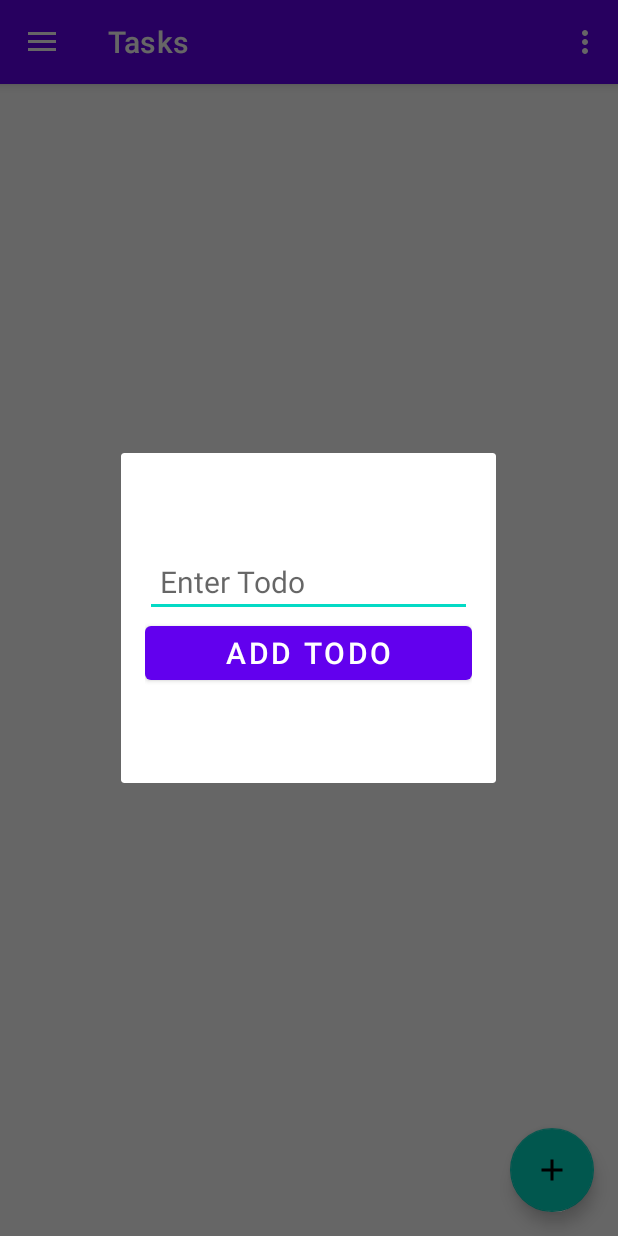
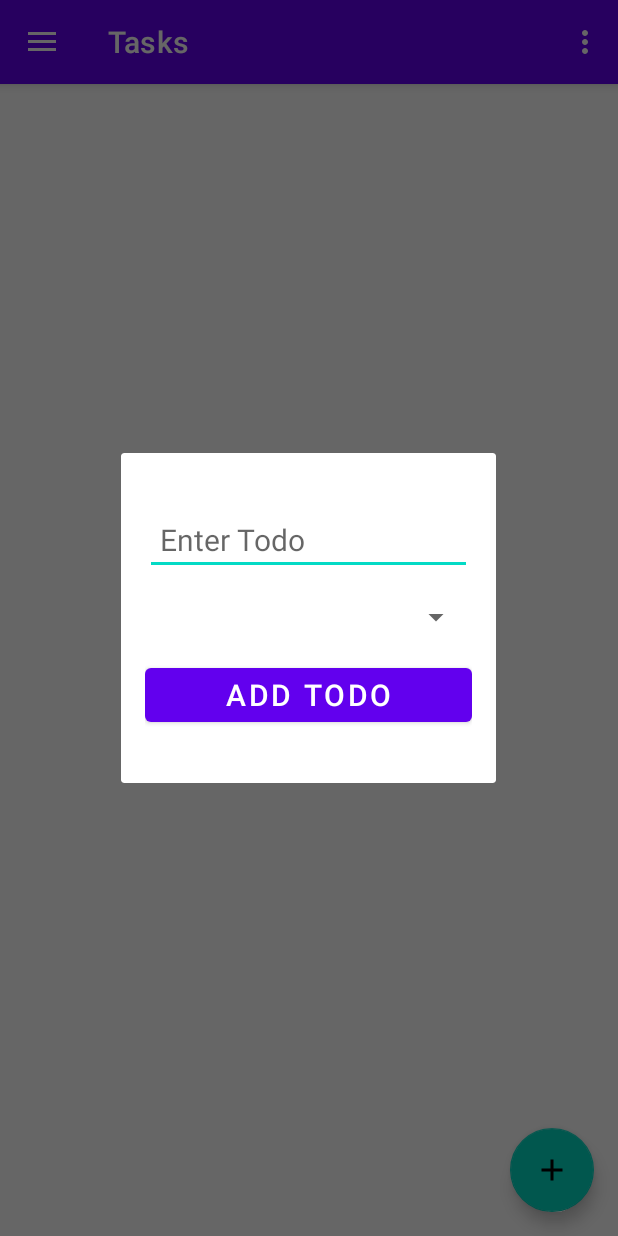
Before and after one commit to jonathanduran7/my-note-app, an Android app: the screen it shows after launch (MainActivity), after a tap on an icon or button, on a phone screen of 412 x 824 dp. Run offline under Robolectric (Android 15) with nearby library versions, the light colour scheme and no system bars; our stand-ins replace Room's generated code, navigation-ui.

Commit message:
feat(todo): add spinner of categories

```diff
--- a/app/src/main/res/layout/dialog_todo.xml
+++ b/app/src/main/res/layout/dialog_todo.xml
@@ -15,10 +15,19 @@
         android:padding="10dp"
         android:textSize="20sp" />
 
+    <androidx.appcompat.widget.AppCompatSpinner
+        android:layout_width="match_parent"
+        android:layout_height="wrap_content"
+        android:id="@+id/spinnerCategory"
+        android:layout_marginTop="16dp"
+        android:padding="10dp"
+        android:textSize="20sp" />
+
     <Button
         android:id="@+id/buttonAddTodo"
         android:layout_width="match_parent"
         android:layout_height="wrap_content"
+        android:layout_marginTop="16dp"
         android:text="Add Todo"
         android:textSize="20sp" />
 
```
